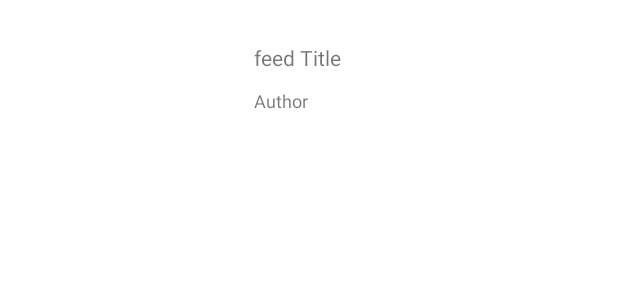
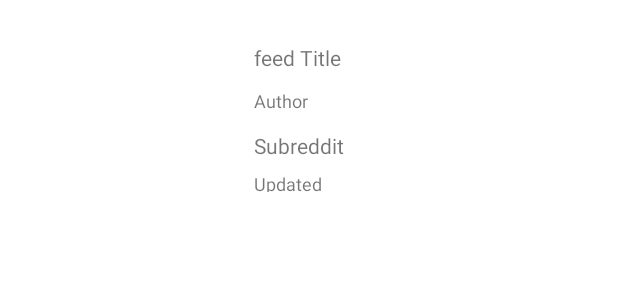
Before and after one commit to dudqo/Reddit-for-Android-Tablet, an Android app: the layout feed_layout.xml on its own in the app's theme, with its tools: preview values and no code run, on a phone screen of 412 x 824 dp. Shown: the top 300 px of the screen. Run offline under Robolectric (Android 15) with nearby library versions, the phone set to English and light mode, and no system bars.

```diff
--- a/app/src/main/java/com/example/redditfortablet/model/Feed.kt
+++ b/app/src/main/java/com/example/redditfortablet/model/Feed.kt
@@ -25,5 +25,7 @@ data class Post(
     var num_comments: Int,
     var created: Long,
     var thumbnail: String,
-    var url: String
+    var url: String,
+    @SerializedName("subreddit_name_prefixed")
+    var subreddit: String
 )
--- a/app/src/main/res/layout/activity_main.xml
+++ b/app/src/main/res/layout/activity_main.xml
@@ -7,9 +7,9 @@
     tools:context=".MainActivity">
 
     <androidx.recyclerview.widget.RecyclerView
-        android:id= "@+id/recyclerview_feed"
-        android:layout_width="405dp"
-        android:layout_height="713dp"
+        android:id="@+id/recyclerview_feed"
+        android:layout_width="450dp"
+        android:layout_height="match_parent"
         android:layout_marginStart="24dp"
         app:layout_constraintBottom_toBottomOf="parent"
         app:layout_constraintStart_toStartOf="parent"
--- a/app/src/main/res/layout/feed_layout.xml
+++ b/app/src/main/res/layout/feed_layout.xml
@@ -61,14 +61,25 @@
                 android:textSize="12sp" />
 
             <TextView
+                android:id="@+id/feedSubreddit"
+                android:layout_width="match_parent"
+                android:layout_height="wrap_content"
+                android:layout_below="@+id/feedAuthor"
+                android:layout_marginTop="12dp"
+                android:text="Subreddit" />
+
+            <TextView
                 android:id="@+id/feedUpdated"
                 android:layout_width="147dp"
                 android:layout_height="wrap_content"
-                android:layout_below="@+id/feedAuthor"
-                android:layout_marginTop="63dp"
+                android:layout_below="@+id/feedSubreddit"
+                android:layout_alignParentBottom="true"
+                android:layout_marginTop="7dp"
+                android:layout_marginBottom="6dp"
                 android:gravity="center_vertical"
                 android:text="Updated"
                 android:textSize="12sp" />
+
 
         </RelativeLayout>
 
```
Also changed, not shown: app/src/main/java/com/example/redditfortablet/FeedAdapter.kt (+5 -2 lines), app/src/main/java/com/example/redditfortablet/MainActivity.kt (+0 -9 lines).
